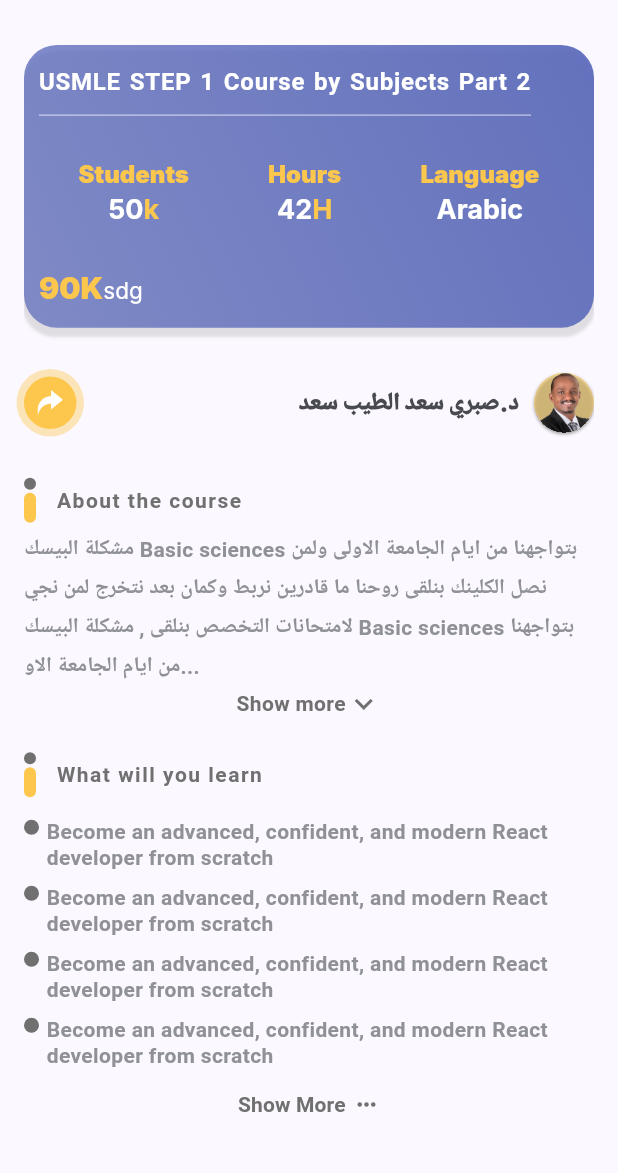
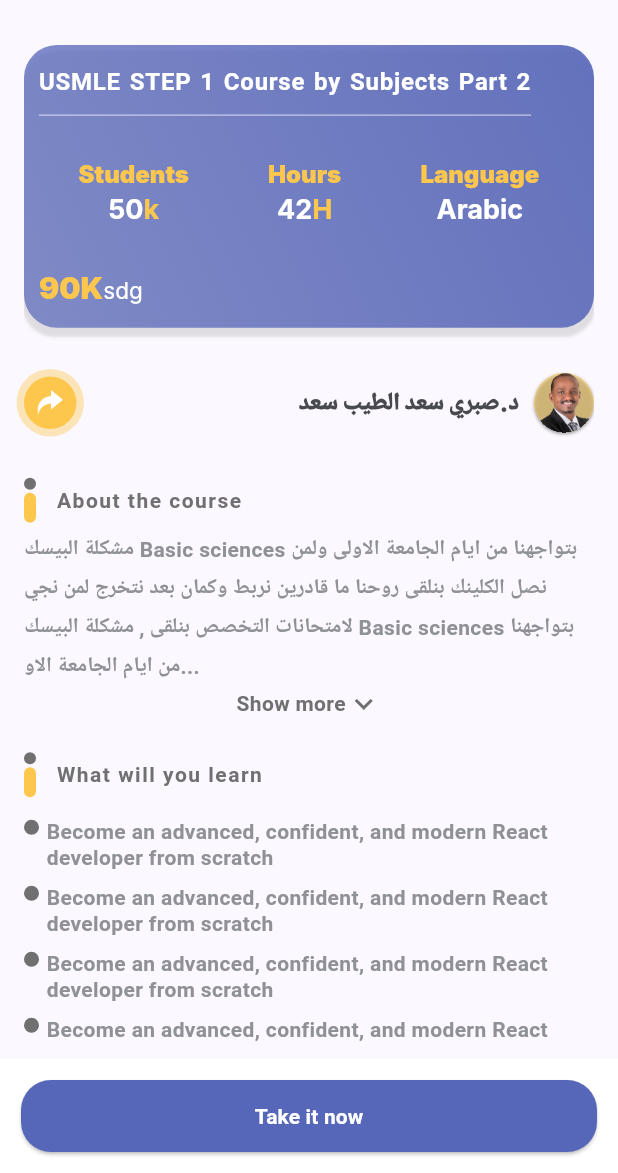
Before and after one commit to Al-mudather/stc.training.app, a Flutter app: the screen it shows after launch, on a phone screen of 412 x 824 dp, the part 63-1236 px from its top. Run offline on Flutter 3.47's test engine with Material 3 defaults, Android fonts, the phone set to English and light mode, and no system bars; our stand-ins replace flutter_hooks, flutter_spinkit, flutter_svg; Roboto replaces fonts that are missing (Inter, somarM).

Commit message:
add-the-course-btn-action

```diff
--- a/lib/features/course_details/course_details_page.dart
+++ b/lib/features/course_details/course_details_page.dart
@@ -5,7 +5,8 @@
 import 'package:stc_training/features/course_details/sections/course_chapters_section.dart';
 import 'package:stc_training/features/course_details/sections/course_instructors_section.dart';
 import 'package:stc_training/features/course_details/sections/what_you_will_learn_section.dart';
-import 'package:stc_training/features/home/sections/instructors_section.dart';
+import 'package:stc_training/helper/app_colors.dart';
+import 'package:stc_training/utils/custom_btn_util.dart';
 
 class CourseDetailsPage extends StatelessWidget {
   const CourseDetailsPage({super.key});
@@ -19,6 +20,7 @@
       ),
       body: Container(
         margin: EdgeInsets.all(16),
+        padding: EdgeInsets.only(bottom: 70),
         child: SingleChildScrollView(
           child: Column(
             children: [
@@ -47,6 +49,28 @@
           ),
         ),
       ),
+      bottomSheet: Container(
+        padding: const EdgeInsets.symmetric(
+          vertical: 14,
+          horizontal: 14,
+        ),
+        color: Colors.white,
+        child: SizedBox(
+          height: 48,
+          width: double.maxFinite,
+          child: CustomBtnUtil(
+            btnTitle: "Take it now",
+            btnColor: AppColors.primary,
+            onClicked: () {
+              // Get.toNamed(
+              //   RouteHelper.goToEmployeeCreateNewDatatPage(
+              //     enterPrisePk: enterprisePk,
+              //   ),
+              // );
+            },
+          ),
+        ),
+      ),
     );
   }
 }
--- a/lib/utils/custom_btn_util.dart
+++ b/lib/utils/custom_btn_util.dart
@@ -13,6 +13,7 @@
     this.iconFilled = AppColors.successDark,
     this.iconColor = AppColors.successDark,
     this.iconRadius = 8,
+    this.radius = 20,
     this.fontSize = 14,
     this.iconSize = 20,
     this.onClicked,
@@ -25,6 +26,7 @@
   final Color iconColor;
   final Widget icon;
   final double iconRadius;
+  final double radius;
   final double fontSize;
   final double iconSize;
   final bool isLoading;
@@ -106,7 +108,7 @@
           style: OutlinedButton.styleFrom(
             side: BorderSide(color: btnColor),
             shape: RoundedRectangleBorder(
-              borderRadius: BorderRadius.circular(12),
+              borderRadius: BorderRadius.circular(radius),
             ),
           ),
           child: Text(
@@ -121,14 +123,14 @@
       case BtnTypes.eleveatedWithIcon:
         return Container(
           decoration: BoxDecoration(
-            borderRadius: BorderRadius.circular(12),
+            borderRadius: BorderRadius.circular(radius),
           ),
           child: ElevatedButton(
             onPressed: isLoading ? () {} : onClicked,
             style: ElevatedButton.styleFrom(
               backgroundColor: btnColor,
               shape: RoundedRectangleBorder(
-                borderRadius: BorderRadius.circular(12),
+                borderRadius: BorderRadius.circular(radius),
               ),
             ),
             child: isLoading
@@ -157,14 +159,14 @@
       case BtnTypes.eleveated:
         return Container(
           decoration: BoxDecoration(
-            borderRadius: BorderRadius.circular(12),
+            borderRadius: BorderRadius.circular(radius),
           ),
           child: ElevatedButton(
             onPressed: isLoading ? () {} : onClicked,
             style: ElevatedButton.styleFrom(
               backgroundColor: btnColor,
               shape: RoundedRectangleBorder(
-                borderRadius: BorderRadius.circular(12),
+                borderRadius: BorderRadius.circular(radius),
               ),
             ),
             child: isLoading
@@ -184,14 +186,14 @@
       default:
         return Container(
           decoration: BoxDecoration(
-            borderRadius: BorderRadius.circular(12),
+            borderRadius: BorderRadius.circular(radius),
           ),
           child: ElevatedButton(
             onPressed: isLoading ? () {} : onClicked,
             style: ElevatedButton.styleFrom(
               backgroundColor: btnColor,
               shape: RoundedRectangleBorder(
-                borderRadius: BorderRadius.circular(12),
+                borderRadius: BorderRadius.circular(radius),
               ),
             ),
             child: isLoading
```
